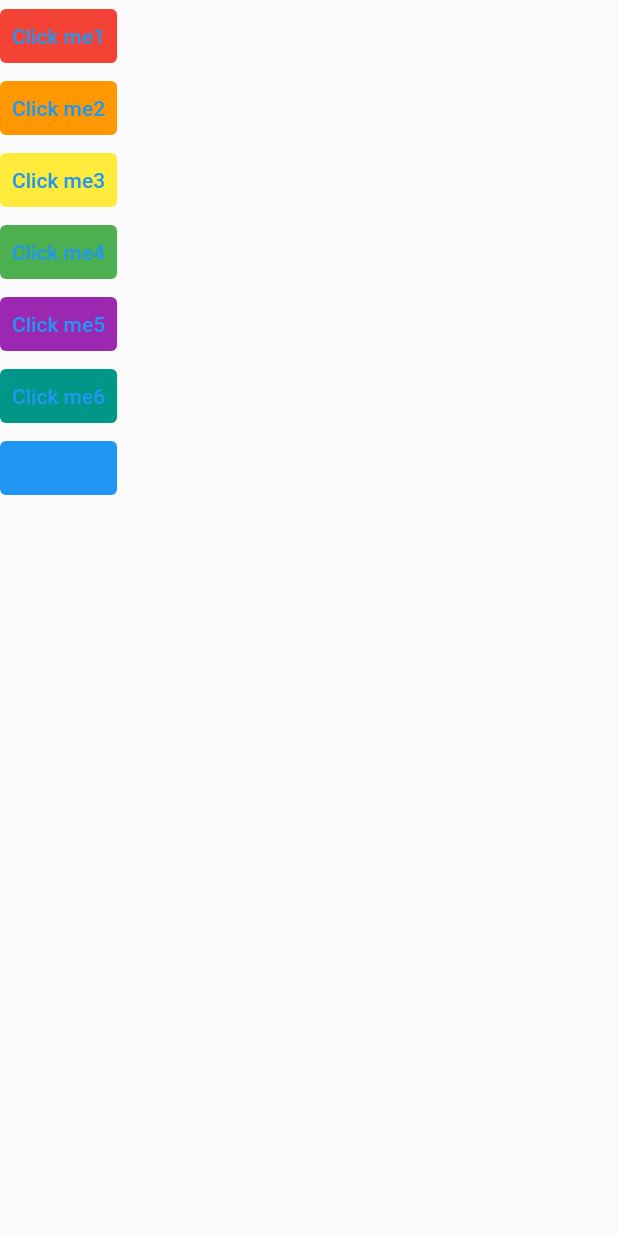
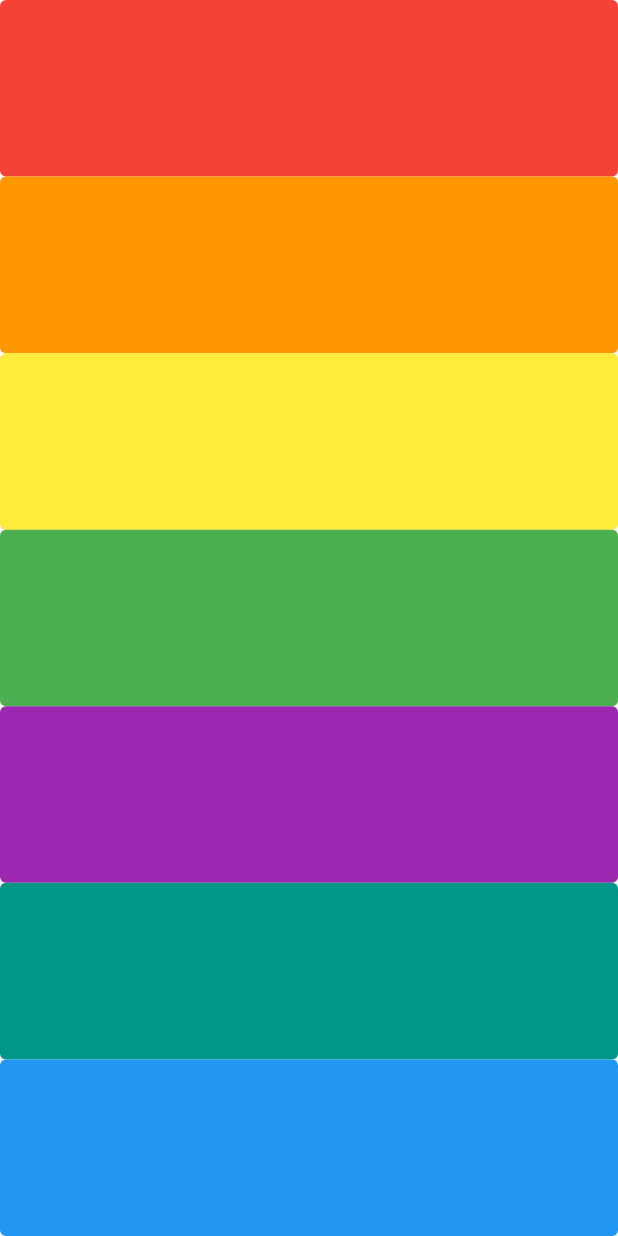
Before and after one commit to alriyadsouza/xylophone_flutter, a Flutter app: the screen it shows after launch, on a phone screen of 412 x 824 dp. Run offline on Flutter 3.47's test engine with Material 2 defaults, Android fonts, the phone set to English and light mode, and no system bars; our stand-ins replace assets_audio_player.

Commit message:
made changes

```diff
--- a/lib/main.dart
+++ b/lib/main.dart
@@ -19,69 +19,84 @@ class XylophoneApp extends StatelessWidget {
       home: Scaffold(
         body: SafeArea(
           child: Column(
+            crossAxisAlignment: CrossAxisAlignment.stretch,
+            mainAxisAlignment: MainAxisAlignment.start,
             children: [
-              TextButton(
+              Expanded(
+                child: TextButton(
                   style: TextButton.styleFrom(
                     backgroundColor: Colors.red,// foreground
                   ),
                   onPressed: () {
                     soundButton(1);
                   },
-                child: Text('Click me1'),
+                  child: Text(''),
                 ),
-              TextButton(
+              ),
+              Expanded(
+                child: TextButton(
                   style: TextButton.styleFrom(
                     backgroundColor: Colors.orange,// foreground
                   ),
                   onPressed: () {
                     soundButton(2);
-                },
-                child: Text('Click me2'),
+                  }, child: Text(''),
                 ),
-              TextButton(
+              ),
+              Expanded(
+                child: TextButton(
                   style: TextButton.styleFrom(
                     backgroundColor: Colors.yellow,// foreground
                   ),
                   onPressed: () {
                     soundButton(3);
                   },
-                child: Text('Click me3'),
+                  child: Text(''),
                 ),
-              TextButton(
+              ),
+              Expanded(
+                child: TextButton(
                   style: TextButton.styleFrom(
                     backgroundColor: Colors.green,// foreground
                   ),
                   onPressed: () {
                     soundButton(4);
                   },
-                child: Text('Click me4'),
+                  child: Text(''),
                 ),
-              TextButton(
+              ),
+              Expanded(
+                child: TextButton(
                   style: TextButton.styleFrom(
                     backgroundColor: Colors.purple,// foreground
                   ),
                   onPressed: () {
                     soundButton(5);
                   },
-                child: Text('Click me5'),
+                  child: Text(''),
                 ),
-              TextButton(
+              ),
+              Expanded(
+                child: TextButton(
                   style: TextButton.styleFrom(
                     backgroundColor: Colors.teal,// foreground
                   ),
                   onPressed: () {
                     soundButton(6);
                   },
-                child: Text('Click me6'),
+                  child: Text(''),
                 ),
-              TextButton(
+              ),
+              Expanded(
+                child: TextButton(
                   style: TextButton.styleFrom(
                     backgroundColor: Colors.blue,// foreground
                   ),
                   onPressed: () {
                     soundButton(7);
                   },
-                child: Text('Click me7'),
+                  child: Text(''),
+                ),
               ),
             ],
           ),
```
Lines whose indentation alone changed are shown as unchanged.
